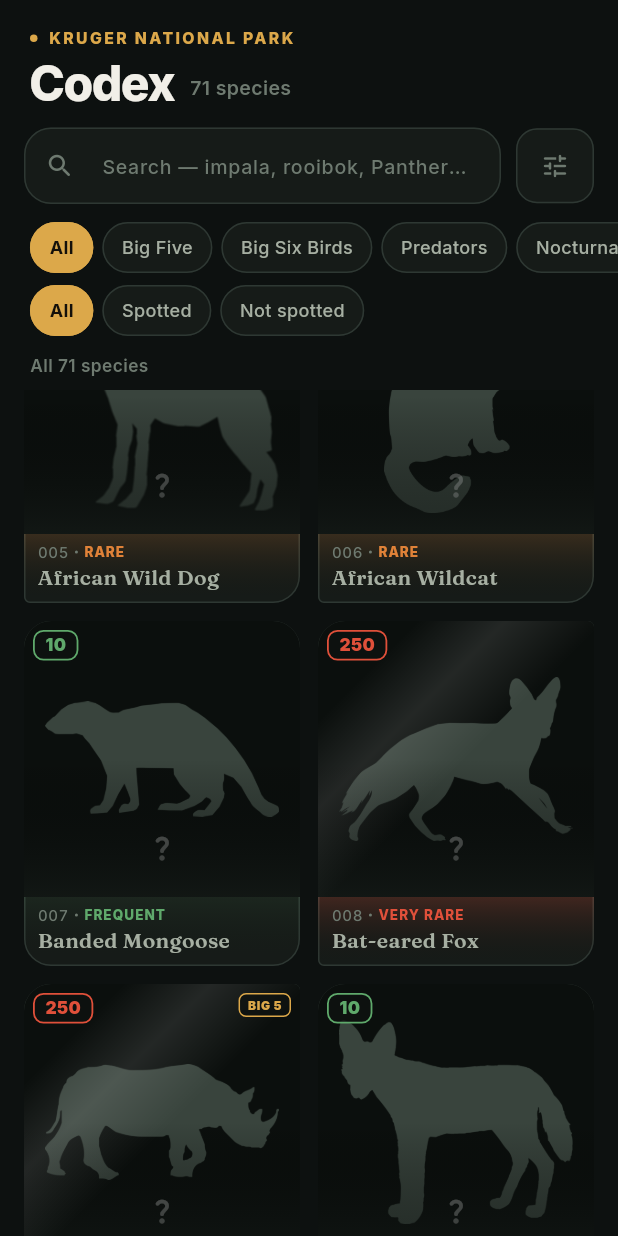
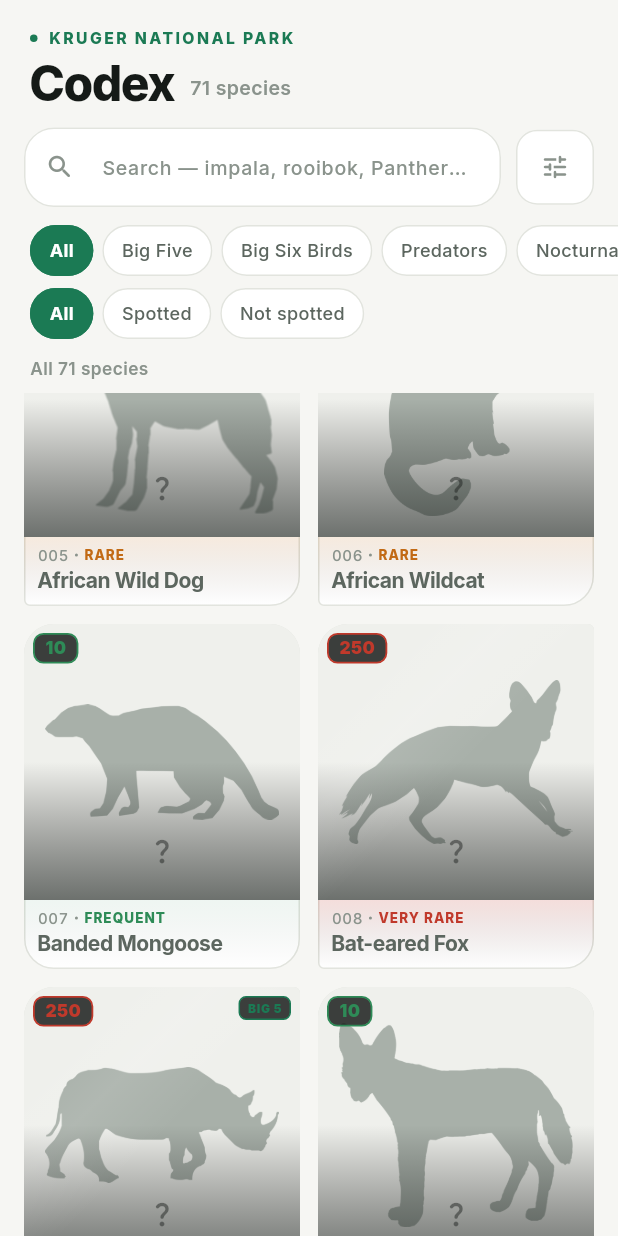
Before and after one commit to iTzlexit/wildscore, a Flutter app: the CodexScreen screen opened directly, scrolled down 576 dp, on a phone screen of 412 x 824 dp. Run offline on Flutter 3.47's test engine with Material 3 defaults, Android fonts, the phone set to English and light mode, and no system bars; our stand-ins replace shared_preferences; accounts and stored records are empty.

Commit message:
Switch to a light theme, single typeface, green accent
Replaces the dark-and-gold direction, which read as generic - near-black
everywhere, one warm accent, hairline borders.

Now: warm near-white ground (never pure white, which is clinical and makes
photographs look pasted on), cards raised by soft shadow rather than
outline, deep bushveld green as the single accent, and colour otherwise
reserved almost entirely for rarity.

Drops Fraunces. One family - Inter Variable - carries hierarchy through
weight and size instead, which is current practice for mobile UI and holds
up at 10pt in sunlight. Also removes 352KB from the bundle.

Rarity colours retuned for contrast on near-white; radii up again (20 card,
32 sheet); spacing moved to an 8pt grid.

Co-Authored-By: Claude Opus 5 <noreply@anthropic.com>

```diff
--- a/app/lib/features/codex/species_detail_screen.dart
+++ b/app/lib/features/codex/species_detail_screen.dart
@@ -414,7 +414,7 @@ class _PointsBanner extends StatelessWidget {
                         style: AppText.overline.copyWith(color: style.accent),
                       ),
                       const SizedBox(height: Space.xs),
-                      const Text(
+                      Text(
                         'Value of a verified sighting',
                         maxLines: 2,
                         overflow: TextOverflow.ellipsis,
@@ -509,7 +509,7 @@ class _InfoTile extends StatelessWidget {
             height: 38,
             alignment: Alignment.center,
             decoration: BoxDecoration(
-              color: AppColors.surfaceRaised,
+              color: AppColors.surfaceAlt,
               borderRadius: BorderRadius.circular(Radii.chip),
             ),
             child: Icon(icon, size: 18, color: AppColors.textSecondary),
@@ -592,7 +592,7 @@ class _LogSightingTeaser extends StatelessWidget {
             style: AppText.bodyStrong.copyWith(fontSize: 14),
           ),
           const SizedBox(height: 3),
-          const Text(
+          Text(
             'Camera capture arrives in the next update',
             style: AppText.caption,
           ),
--- a/app/lib/features/home_shell.dart
+++ b/app/lib/features/home_shell.dart
@@ -46,7 +46,7 @@ class _HomeShellState extends State<HomeShell> {
       ..hideCurrentSnackBar()
       ..showSnackBar(
         const SnackBar(
-          backgroundColor: AppColors.surfaceRaised,
+          backgroundColor: AppColors.surfaceAlt,
           behavior: SnackBarBehavior.floating,
           margin: EdgeInsets.fromLTRB(16, 0, 16, 96),
           content: Text(
@@ -135,7 +135,7 @@ class _BottomBar extends StatelessWidget {
   Widget build(BuildContext context) {
     return DecoratedBox(
       decoration: const BoxDecoration(
-        color: Color(0xF2101614),
+        color: Color(0xFAFFFFFF),
         border: Border(top: BorderSide(color: AppColors.outline)),
       ),
       child: SafeArea(
--- a/app/lib/features/leaderboard/leaderboard_screen.dart
+++ b/app/lib/features/leaderboard/leaderboard_screen.dart
@@ -144,7 +144,7 @@ class _BoardPreview extends StatelessWidget {
             height: 36,
             alignment: Alignment.center,
             decoration: BoxDecoration(
-              color: AppColors.surfaceRaised,
+              color: AppColors.surfaceAlt,
               borderRadius: BorderRadius.circular(10),
             ),
             child: Icon(icon, size: 17, color: AppColors.accent),
--- a/app/lib/features/profile/profile_screen.dart
+++ b/app/lib/features/profile/profile_screen.dart
@@ -225,7 +225,7 @@ class _ProgressCard extends StatelessWidget {
             ),
           ),
           const SizedBox(height: Space.xs),
-          const Text('POINTS', style: AppText.overline),
+          Text('POINTS', style: AppText.overline),
           const SizedBox(height: Space.screen),
           Row(
             children: <Widget>[
@@ -247,7 +247,7 @@ class _ProgressCard extends StatelessWidget {
             child: LinearProgressIndicator(
               value: fraction,
               minHeight: 6,
-              backgroundColor: AppColors.surfaceRaised,
+              backgroundColor: AppColors.surfaceAlt,
               valueColor: const AlwaysStoppedAnimation<Color>(AppColors.accent),
             ),
           ),
@@ -407,7 +407,7 @@ class _CategoryBar extends StatelessWidget {
             child: LinearProgressIndicator(
               value: fraction,
               minHeight: 4,
-              backgroundColor: AppColors.surfaceRaised,
+              backgroundColor: AppColors.surfaceAlt,
               valueColor: const AlwaysStoppedAnimation<Color>(AppColors.accent),
             ),
           ),
--- a/app/lib/shared/theme.dart
+++ b/app/lib/shared/theme.dart
@@ -3,148 +3,125 @@ import 'package:flutter/material.dart';
 import '../domain/conservation_status.dart';
 import '../domain/rarity_tier.dart';
 
-/// The design system. See docs/DESIGN-DIRECTION.md for the reasoning.
+/// The design system. See docs/DESIGN-DIRECTION.md.
 ///
-/// Governing idea: the photo is the prize, the frame is the ceremony. The
-/// interface is a case for photographs and must never compete with them —
-/// which is why almost all colour here is either near-black or carried by
-/// rarity.
+/// **Light, single-typeface, green.** The previous dark-and-gold direction read
+/// as generic — near-black everywhere, one warm accent, hairline borders. This
+/// one follows current practice: a warm near-white ground, real elevation from
+/// soft shadows rather than outlines, one typeface carrying hierarchy through
+/// weight and size, and colour reserved almost entirely for rarity.
 
-/// Bushveld palette. Near-black with a green cast, never pure black — pure
-/// black makes photo edges look cut out.
+/// Warm neutrals. Never pure white for the ground — pure white is clinical and
+/// makes photographs look pasted on. The page is a shade warmer than the cards
+/// sitting on it, which is what lets cards read as raised without heavy shadow.
 abstract final class AppColors {
-  static const Color background = Color(0xFF0D1110);
-  static const Color surface = Color(0xFF161B18);
-  static const Color surfaceRaised = Color(0xFF1E2521);
-  static const Color outline = Color(0xFF2E3833);
-  static const Color outlineStrong = Color(0xFF3F4A44);
+  static const Color background = Color(0xFFF6F6F3);
+  static const Color surface = Color(0xFFFFFFFF);
+  static const Color surfaceAlt = Color(0xFFEFF0EC);
+  static const Color outline = Color(0xFFE2E4DE);
+  static const Color outlineStrong = Color(0xFFCBCFC7);
 
-  /// Warm off-white. Pure white on near-black is harsh and reads as cheap.
-  static const Color textPrimary = Color(0xFFF1EFE8);
-  static const Color textSecondary = Color(0xFFA6AFA2);
-  static const Color textMuted = Color(0xFF6E7A70);
+  static const Color textPrimary = Color(0xFF151A17);
+  static const Color textSecondary = Color(0xFF5C665F);
+  static const Color textMuted = Color(0xFF8A938C);
 
-  /// Brass — late afternoon light. The *only* interface accent. A second
-  /// accent is how dark themes start to look like dashboards.
-  static const Color accent = Color(0xFFDCA84A);
-  static const Color accentInk = Color(0xFF14100A);
+  /// Deep bushveld green. Natural, current, and unmistakably not gold.
+  static const Color accent = Color(0xFF1B7A54);
+  static const Color accentInk = Color(0xFFFFFFFF);
+  static const Color accentWash = Color(0x141B7A54);
 
-  static const Color verified = Color(0xFF5FA96B);
-  static const Color danger = Color(0xFFE0736B);
+  static const Color verified = Color(0xFF1B7A54);
+  static const Color danger = Color(0xFFC0392B);
+
+  /// Elevation on light comes from shadow, not from a lighter surface.
+  static const List<BoxShadow> shadowSm = <BoxShadow>[
+    BoxShadow(color: Color(0x0D151A17), blurRadius: 3, offset: Offset(0, 1)),
+    BoxShadow(color: Color(0x0A151A17), blurRadius: 8, offset: Offset(0, 2)),
+  ];
+
+  static const List<BoxShadow> shadowMd = <BoxShadow>[
+    BoxShadow(color: Color(0x14151A17), blurRadius: 6, offset: Offset(0, 2)),
+    BoxShadow(color: Color(0x0F151A17), blurRadius: 18, offset: Offset(0, 8)),
+  ];
 }
 
-/// Both families are variable fonts, so weight comes from [FontVariation]
-/// rather than [FontWeight]. Bundled, never fetched — `google_fonts` downloads
-/// at runtime and this app has no network for days at a time.
+/// One family. Inter Variable is the current default for mobile UI for good
+/// reason — it holds up at 10pt in sunlight, which is the real reading
+/// condition here. Hierarchy comes from weight and size, not from a second
+/// typeface. Dropping the display serif also removed 352 KB from the bundle.
 abstract final class AppFonts {
-  /// Warm editorial serif. Species names, titles, scores. It is what makes the
-  /// app read as *field guide* rather than *app*.
-  static const String display = 'Fraunces';
-
-  /// Interface face. Exceptional legibility at small sizes and in bright sun,
-  /// which is the actual reading condition here.
   static const String ui = 'Inter';
 
   static List<FontVariation> weight(double w) => <FontVariation>[
     FontVariation('wght', w),
   ];
-
-  /// Fraunces' SOFT axis low and WONK off — characterful, not novelty.
-  static List<FontVariation> displayWeight(double w) => <FontVariation>[
-    FontVariation('wght', w),
-    const FontVariation('SOFT', 0),
-    const FontVariation('WONK', 0),
-    const FontVariation('opsz', 40),
-  ];
 }
 
-/// The type scale — 1.25 ratio, rounded. See DESIGN-DIRECTION.md.
+TextStyle _inter(
+  double size,
+  double weight,
+  double height,
+  Color color, {
+  double? spacing,
+}) {
+  return TextStyle(
+    fontFamily: AppFonts.ui,
+    fontSize: size,
+    height: height,
+    color: color,
+    letterSpacing: spacing,
+    fontVariations: <FontVariation>[FontVariation('wght', weight)],
+  );
+}
+
+/// Type scale. Headings are deliberately much heavier than body — a 1.6x size
+/// jump plus a 400-weight jump is what reads as hierarchy without a second face.
 abstract final class AppText {
-  static const TextStyle display = TextStyle(
-    fontFamily: AppFonts.display,
-    fontSize: 46,
-    height: 1,
-    color: AppColors.textPrimary,
-    fontVariations: <FontVariation>[
-      FontVariation('wght', 700),
-      FontVariation('SOFT', 0),
-      FontVariation('WONK', 0),
-    ],
+  static final TextStyle display = _inter(
+    44,
+    800,
+    1.02,
+    AppColors.textPrimary,
+    spacing: -1.4,
+  );
+  static final TextStyle title1 = _inter(
+    28,
+    800,
+    1.14,
+    AppColors.textPrimary,
+    spacing: -0.7,
+  );
+  static final TextStyle title2 = _inter(
+    20,
+    700,
+    1.2,
+    AppColors.textPrimary,
+    spacing: -0.3,
+  );
+  static final TextStyle title3 = _inter(16, 700, 1.3, AppColors.textPrimary);
+  static final TextStyle body = _inter(15, 400, 1.5, AppColors.textSecondary);
+  static final TextStyle bodyStrong = _inter(
+    15,
+    600,
+    1.5,
+    AppColors.textPrimary,
+  );
+  static final TextStyle label = _inter(13, 500, 1.25, AppColors.textSecondary);
+  static final TextStyle caption = _inter(12, 500, 1.35, AppColors.textMuted);
+  static final TextStyle overline = _inter(
+    10.5,
+    700,
+    1.2,
+    AppColors.textMuted,
+    spacing: 1.1,
   );
 
-  static const TextStyle title1 = TextStyle(
-    fontFamily: AppFonts.display,
-    fontSize: 30,
-    height: 1.13,
-    color: AppColors.textPrimary,
-    fontVariations: <FontVariation>[
-      FontVariation('wght', 700),
-      FontVariation('SOFT', 0),
-      FontVariation('WONK', 0),
-    ],
-  );
-
-  static const TextStyle title2 = TextStyle(
-    fontFamily: AppFonts.display,
-    fontSize: 22,
-    height: 1.18,
-    color: AppColors.textPrimary,
-    fontVariations: <FontVariation>[
-      FontVariation('wght', 600),
-      FontVariation('SOFT', 0),
-      FontVariation('WONK', 0),
-    ],
-  );
-
-  static const TextStyle body = TextStyle(
-    fontFamily: AppFonts.ui,
-    fontSize: 15,
-    height: 1.47,
-    color: AppColors.textSecondary,
-    fontVariations: <FontVariation>[FontVariation('wght', 400)],
-  );
-
-  static const TextStyle bodyStrong = TextStyle(
-    fontFamily: AppFonts.ui,
-    fontSize: 15,
-    height: 1.47,
-    color: AppColors.textPrimary,
-    fontVariations: <FontVariation>[FontVariation('wght', 600)],
-  );
-
-  static const TextStyle label = TextStyle(
-    fontFamily: AppFonts.ui,
-    fontSize: 13,
-    height: 1.23,
-    color: AppColors.textSecondary,
-    fontVariations: <FontVariation>[FontVariation('wght', 500)],
-  );
-
-  static const TextStyle caption = TextStyle(
-    fontFamily: AppFonts.ui,
-    fontSize: 11,
-    height: 1.27,
-    color: AppColors.textMuted,
-    fontVariations: <FontVariation>[FontVariation('wght', 500)],
-  );
-
-  static const TextStyle overline = TextStyle(
-    fontFamily: AppFonts.ui,
-    fontSize: 10,
-    height: 1.2,
-    letterSpacing: 1.6,
-    color: AppColors.textMuted,
-    fontVariations: <FontVariation>[FontVariation('wght', 800)],
-  );
-
-  /// Tabular figures, for anything that changes. A score counting up must not
-  /// jitter as digit widths shift.
   static const List<FontFeature> tabular = <FontFeature>[
     FontFeature.tabularFigures(),
   ];
 }
 
-/// 4pt base grid. These are the only permitted spacing values.
+/// 8pt grid, with 4 available for tight pairings.
 abstract final class Space {
   static const double xs = 4;
   static const double sm = 8;
@@ -152,82 +129,73 @@ abstract final class Space {
   static const double lg = 16;
   static const double screen = 20;
   static const double xl = 24;
-  static const double section = 28;
-  static const double xxl = 32;
+  static const double section = 32;
+  static const double xxl = 40;
 }
 
-/// Generous radii. Tight corners on a dark surface read as a data table; the
-/// softer the corner, the more the thing reads as an object you could pick up.
 abstract final class Radii {
-  static const double chip = 10;
-  static const double card = 18;
-  static const double sheet = 30;
+  static const double chip = 12;
+  static const double card = 20;
+  static const double sheet = 32;
 }
 
 /// How one rarity tier is drawn.
 ///
-/// Rarity escalates across **five redundant channels** — colour, border width,
-/// wash, glow and frame treatment — because colour alone fails for the ~8% of
-/// men with colour vision deficiency and washes out in direct sun. The tier
-/// sequence is also ordered by temperature so it reads correctly in greyscale.
+/// Rarity escalates across colour, border, wash, glow and frame shape — five
+/// redundant channels, because colour alone fails for the ~8% of men with
+/// colour vision deficiency and washes out in direct sun.
 class RarityStyle {
   const RarityStyle({
     required this.accent,
     required this.fill,
-    required this.border,
     required this.borderWidth,
     required this.glow,
     required this.notched,
     required this.foil,
   });
 
+  /// Text, badges, the header field. Tuned for contrast on near-white.
   final Color accent;
+
+  /// Wash behind a card label.
   final Color fill;
-  final Color border;
+
   final double borderWidth;
 
-  /// Top of the detail-screen colour field. Saturated — this is the tier
-  /// asserting itself across half the screen, not a hairline border.
-  Color get headerTop => Color.lerp(accent, const Color(0xFF0D1110), 0.28)!;
-
-  /// Bottom of that field, and the scaffold behind the sheet.
-  Color get headerInk => Color.lerp(accent, const Color(0xFF0D1110), 0.72)!;
-
-  /// Only for Very rare and above. Glow is never decoration — if it appears
-  /// anywhere not conveying rarity, it is wrong.
+  /// Only Very rare and above. Glow is never decoration.
   final Color? glow;
 
-  /// Cut corners, from Rare upward.
   final bool notched;
-
-  /// Diagonal gloss, from Exceptional upward.
   final bool foil;
 
   bool get isExalted => glow != null;
+
+  Color get border => accent;
+
+  /// Detail-screen colour field. Light enough to read dark text on for the
+  /// muted tiers, so the header adapts rather than forcing white everywhere.
+  Color get headerTop => accent;
+  Color get headerInk => Color.lerp(accent, const Color(0xFF0B0F0D), 0.28)!;
 }
 
 extension RarityTierStyling on RarityTier {
-  /// Styles are positional — tier 1 through 7 — so this survives the pending
-  /// rename. The enum still carries the old names and values
-  /// (`uncommon`, `scarce`, and the wrong point values); the migration to
-  /// Common / Frequent / Notable / Rare / Very rare / Exceptional / Legendary
-  /// happens with the guide's re-tiering. See docs/DIVERGENCES.md §5.
+  /// Positional — tier 1 through 7 — so this survives the pending rename to
+  /// Common / Frequent / Notable / Rare / Very rare / Exceptional / Legendary.
+  /// See docs/DIVERGENCES.md.
   RarityStyle get style => switch (this) {
-    // Deliberately hueless. Stone says "not the interesting one" more clearly
-    // than any colour, and it makes everything above read as a step up.
+    // Hueless on purpose. Stone says "not the interesting one" better than any
+    // colour, and it makes everything above it read as a step up.
     RarityTier.common => const RarityStyle(
-      accent: Color(0xFF8A8F86),
-      fill: Color(0x00000000),
-      border: Color(0xFF2E3833),
+      accent: Color(0xFF77817A),
+      fill: Color(0x0F77817A),
       borderWidth: 1,
       glow: null,
       notched: false,
       foil: false,
     ),
     RarityTier.frequent => const RarityStyle(
-      accent: Color(0xFF5FA96B),
-      fill: Color(0x145FA96B),
-      border: Color(0xFF35483A),
+      accent: Color(0xFF2E8B57),
+      fill: Color(0x142E8B57),
       borderWidth: 1,
       glow: null,
       notched: false,
@@ -235,50 +203,45 @@ extension RarityTierStyling on RarityTier {
     ),
     // → Notable
     RarityTier.uncommon => const RarityStyle(
-      accent: Color(0xFF4A93C7),
-      fill: Color(0x1C4A93C7),
-      border: Color(0xFF3A5468),
-      borderWidth: 1.4,
+      accent: Color(0xFF2372A8),
+      fill: Color(0x1A2372A8),
+      borderWidth: 1.3,
       glow: null,
       notched: false,
       foil: false,
     ),
     // → Rare
     RarityTier.scarce => const RarityStyle(
-      accent: Color(0xFF8B72D6),
-      fill: Color(0x248B72D6),
-      border: Color(0xFF493C6C),
-      borderWidth: 1.6,
+      accent: Color(0xFF6B47C0),
+      fill: Color(0x1F6B47C0),
+      borderWidth: 1.5,
       glow: null,
       notched: true,
       foil: false,
     ),
     // → Very rare
     RarityTier.rare => const RarityStyle(
-      accent: Color(0xFFE08238),
-      fill: Color(0x2BE08238),
-      border: Color(0xFF7A4A22),
-      borderWidth: 2,
-      glow: Color(0x33E08238),
+      accent: Color(0xFFC26A15),
+      fill: Color(0x24C26A15),
+      borderWidth: 1.8,
+      glow: Color(0x2EC26A15),
       notched: true,
       foil: false,
     ),
     // → Exceptional
     RarityTier.veryRare => const RarityStyle(
-      accent: Color(0xFFE0503A),
-      fill: Color(0x36E0503A),
-      border: Color(0xFF8A3325),
-      borderWidth: 2.2,
-      glow: Color(0x4AE0503A),
+      accent: Color(0xFFC0392B),
+      fill: Color(0x2BC0392B),
+      borderWidth: 2,
+      glow: Color(0x38C0392B),
       notched: true,
       foil: true,
     ),
     RarityTier.legendary => const RarityStyle(
-      accent: Color(0xFFE8C15A),
-      fill: Color(0x40E8C15A),
-      border: Color(0xFFB08D2E),
-      borderWidth: 2.6,
-      glow: Color(0x5CE8C15A),
+      accent: Color(0xFF9C6B10),
+      fill: Color(0x2E9C6B10),
+      borderWidth: 2.4,
+      glow: Color(0x479C6B10),
       notched: true,
       foil: true,
     ),
@@ -287,16 +250,15 @@ extension RarityTierStyling on RarityTier {
 
 extension ConservationStatusStyling on ConservationStatus {
   Color get color => switch (this) {
-    ConservationStatus.leastConcern => const Color(0xFF5FA96B),
-    ConservationStatus.nearThreatened => const Color(0xFF9FB25A),
-    ConservationStatus.vulnerable => const Color(0xFFE0B23A),
-    ConservationStatus.endangered => const Color(0xFFE08238),
-    ConservationStatus.criticallyEndangered => const Color(0xFFE0503A),
+    ConservationStatus.leastConcern => const Color(0xFF2E8B57),
+    ConservationStatus.nearThreatened => const Color(0xFF6E8C1F),
+    ConservationStatus.vulnerable => const Color(0xFFB8860B),
+    ConservationStatus.endangered => const Color(0xFFC26A15),
+    ConservationStatus.criticallyEndangered => const Color(0xFFC0392B),
   };
 }
 
 /// Interface motion is invisible; ceremony is reserved for the reveal.
-/// Nothing here bounces — easeOutBack on a filter chip is a toy.
 abstract final class Motion {
   static const Duration press = Duration(milliseconds: 110);
   static const Duration chip = Duration(milliseconds: 180);
@@ -308,31 +270,33 @@ abstract final class Motion {
 }
 
 ThemeData buildAppTheme() {
-  const ColorScheme scheme = ColorScheme.dark(
+  final ColorScheme scheme =
+      ColorScheme.fromSeed(
+        seedColor: AppColors.accent,
+        brightness: Brightness.light,
+      ).copyWith(
         primary: AppColors.accent,
         onPrimary: AppColors.accentInk,
-    secondary: AppColors.verified,
-    onSecondary: Color(0xFF0B140E),
         surface: AppColors.surface,
         onSurface: AppColors.textPrimary,
         error: AppColors.danger,
-    onError: Color(0xFF1A0C0B),
         outline: AppColors.outline,
       );
 
   return ThemeData(
     useMaterial3: true,
-    brightness: Brightness.dark,
+    brightness: Brightness.light,
     colorScheme: scheme,
     scaffoldBackgroundColor: AppColors.background,
     fontFamily: AppFonts.ui,
     splashFactory: InkRipple.splashFactory,
-    appBarTheme: const AppBarTheme(
+    appBarTheme: AppBarTheme(
       backgroundColor: AppColors.background,
       surfaceTintColor: Colors.transparent,
       elevation: 0,
       centerTitle: false,
       titleTextStyle: AppText.title2,
+      iconTheme: const IconThemeData(color: AppColors.textPrimary),
     ),
     dividerColor: AppColors.outline,
   );
@@ -350,9 +314,9 @@ InputDecoration nameFieldDecoration(String? errorText) {
     contentPadding: const EdgeInsets.symmetric(horizontal: 18, vertical: 18),
     border: _fieldBorder(AppColors.outline),
     enabledBorder: _fieldBorder(AppColors.outline),
-    focusedBorder: _fieldBorder(AppColors.accent, 1.6),
+    focusedBorder: _fieldBorder(AppColors.accent, 1.8),
     errorBorder: _fieldBorder(AppColors.danger),
-    focusedErrorBorder: _fieldBorder(AppColors.danger, 1.6),
+    focusedErrorBorder: _fieldBorder(AppColors.danger, 1.8),
   );
 }
 
@@ -367,10 +331,10 @@ InputDecoration searchFieldDecoration(String hint) {
       color: AppColors.textMuted,
       size: 20,
     ),
-    contentPadding: const EdgeInsets.symmetric(horizontal: 14, vertical: 14),
+    contentPadding: const EdgeInsets.symmetric(horizontal: 16, vertical: 15),
     border: _fieldBorder(AppColors.outline),
     enabledBorder: _fieldBorder(AppColors.outline),
-    focusedBorder: _fieldBorder(AppColors.accent, 1.4),
+    focusedBorder: _fieldBorder(AppColors.accent, 1.6),
   );
 }
 
--- a/app/lib/shared/widgets/species_image.dart
+++ b/app/lib/shared/widgets/species_image.dart
@@ -58,7 +58,7 @@ class _MonogramPlate extends StatelessWidget {
         gradient: LinearGradient(
           begin: Alignment.topLeft,
           end: Alignment.bottomRight,
-          colors: <Color>[style.fill, AppColors.surfaceRaised],
+          colors: <Color>[style.fill, AppColors.surfaceAlt],
         ),
       ),
       child: Center(
@@ -110,11 +110,12 @@ class _LockedPlate extends StatelessWidget {
 
   final Species species;
 
-  /// Greyscale, then crushed to roughly 18% brightness. Fallback only.
+  /// Greyscale, then lifted and flattened toward the plate colour, so a
+  /// fallback photograph reads as a ghost rather than a picture. Fallback only.
   static const ColorFilter _crush = ColorFilter.matrix(<double>[
-    0.04, 0.13, 0.02, 0, 0, //
-    0.04, 0.13, 0.02, 0, 0, //
-    0.04, 0.13, 0.02, 0, 0, //
+    0.09, 0.30, 0.05, 0, 118, //
+    0.09, 0.30, 0.05, 0, 120, //
+    0.09, 0.30, 0.05, 0, 116, //
     0, 0, 0, 1, 0, //
   ]);
 
@@ -123,15 +124,16 @@ class _LockedPlate extends StatelessWidget {
     return Stack(
       fit: StackFit.expand,
       children: <Widget>[
-        const ColoredBox(color: Color(0xFF0B0F0D)),
+        const ColoredBox(color: AppColors.surfaceAlt),
         Padding(
           padding: const EdgeInsets.all(14),
           child: Image.asset(
             species.silhouetteAsset,
             fit: BoxFit.contain,
-            // PhyloPic silhouettes are black on transparent; tint them to a
-            // dim grey so they read against the near-black plate.
-            color: const Color(0xFF39443D),
+            // PhyloPic silhouettes are black on transparent; tint to a mid
+            // grey-green so the shape reads on a light plate without going
+            // heavy enough to look like a solid block.
+            color: const Color(0xFFA8B0A9),
             errorBuilder:
                 (BuildContext context, Object error, StackTrace? stack) =>
                     ColorFiltered(
@@ -153,7 +155,7 @@ class _LockedPlate extends StatelessWidget {
           alignment: Alignment(0, 0.72),
           child: Icon(
             Icons.question_mark_rounded,
-            color: Color(0x59FFFFFF),
+            color: Color(0x73151A17),
             size: 20,
           ),
         ),
--- a/app/pubspec.yaml
+++ b/app/pubspec.yaml
@@ -27,9 +27,6 @@ flutter:
     - family: Inter
       fonts:
         - asset: assets/fonts/Inter-Variable.ttf
-    - family: Fraunces
-      fonts:
-        - asset: assets/fonts/Fraunces-Variable.ttf
   assets:
     - assets/data/
     - assets/species/
```
Also changed, not shown: app/assets/fonts/Fraunces-Variable.ttf (deleted). Lines whose indentation alone changed are shown as unchanged.
